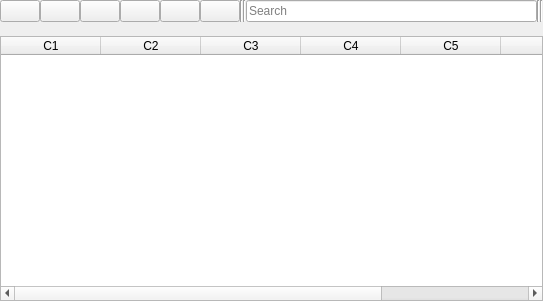
Before: the Qt Designer form src/view/ui/part/list.ui in fersilentt/ProgrammingDirectories, drawn with Qt 5.
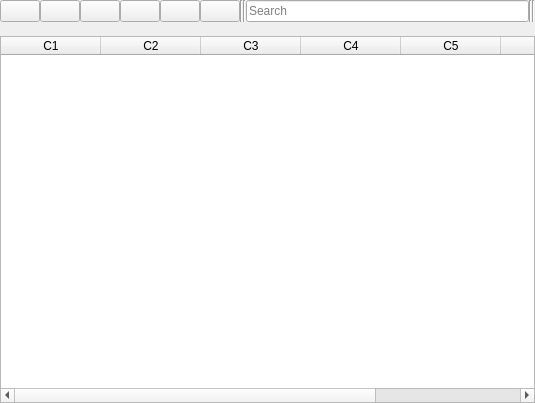
After: the same form once the commit is applied.

Diff of the .ui file:
```diff
--- a/src/view/ui/part/list.ui
+++ b/src/view/ui/part/list.ui
@@ -6,8 +6,8 @@
    <rect>
     <x>0</x>
     <y>0</y>
-    <width>543</width>
-    <height>301</height>
+    <width>535</width>
+    <height>403</height>
    </rect>
   </property>
   <property name="windowTitle">
```
